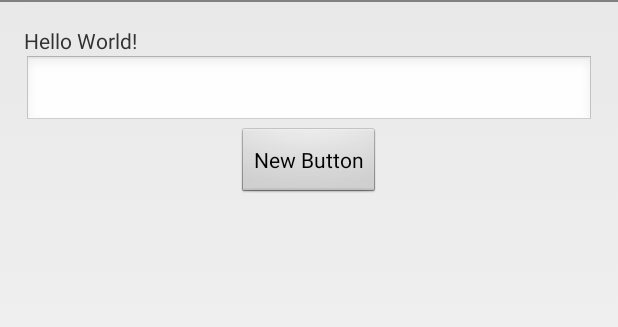
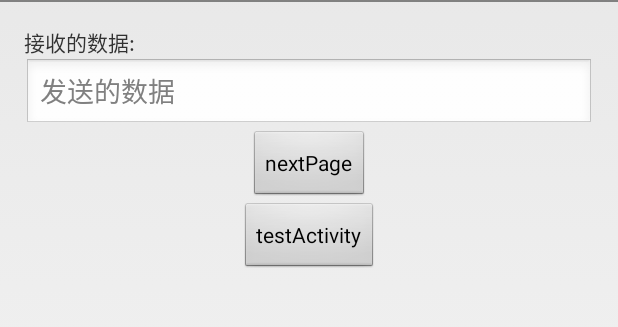
Before and after one commit to DonaldDu/XIntent, an Android app: the layout activity_main.xml on its own in the app's theme, with its tools: preview values and no code run, on a phone screen of 412 x 824 dp, the part 36-363 px from its top. Run offline under Robolectric (Android 15) with nearby library versions, the phone set to English and light mode, and no system bars.

Commit message:
update sample for XIntent

```diff
--- a/sample/build.gradle
+++ b/sample/build.gradle
@@ -5,7 +5,7 @@ android {
     buildToolsVersion "23.0.3"
 
     defaultConfig {
-        applicationId "com.dhy.sample"
+        applicationId "com.dhy.xintentsample"
         minSdkVersion 14
         targetSdkVersion 23
         versionCode 1
--- a/sample/src/main/java/com/dhy/xintentsample/TestActivity.java
+++ b/sample/src/main/java/com/dhy/xintentsample/TestActivity.java
@@ -3,6 +3,7 @@ package com.dhy.xintentsample;
 import android.app.Activity;
 import android.content.Intent;
 import android.os.Bundle;
+import android.view.View;
 
 import com.dhy.xintent.XIntent;
 
@@ -21,6 +22,7 @@ public class TestActivity extends Activity {
     @Override
     protected void onCreate(Bundle savedInstanceState) {
         super.onCreate(savedInstanceState);
+        setContentView(R.layout.test_activity_layout);
         normalGetMethod();
         XIntentGetMethod();
     }
@@ -49,6 +51,9 @@ public class TestActivity extends Activity {
         Data d = XIntent.readSerializableExtra(data, Data.class);
     }
 
+    public void send(View view) {
+    }
+
     class Data implements Serializable {
 
     }
--- a/sample/src/main/res/layout/activity_main.xml
+++ b/sample/src/main/res/layout/activity_main.xml
@@ -1,6 +1,5 @@
 <?xml version="1.0" encoding="utf-8"?>
-<LinearLayout
-	xmlns:android="http://schemas.android.com/apk/res/android"
+<LinearLayout xmlns:android="http://schemas.android.com/apk/res/android"
     xmlns:tools="http://schemas.android.com/tools"
     android:layout_width="match_parent"
     android:layout_height="match_parent"
@@ -9,24 +8,33 @@
     android:paddingLeft="@dimen/activity_horizontal_margin"
     android:paddingRight="@dimen/activity_horizontal_margin"
     android:paddingTop="@dimen/activity_vertical_margin"
-	tools:context="com.dhy.xintentsample.MainActivity">
+    tools:context=".XIntentSampleActivity">
 
     <TextView
         android:id="@+id/textView"
         android:layout_width="wrap_content"
         android:layout_height="wrap_content"
-		android:contentDescription="The text : %s"
-		android:text="Hello World!"/>
+        android:contentDescription="接收的数据: %s"
+        android:text="接收的数据:" />
 
     <EditText
         android:id="@+id/editText"
+        android:hint="发送的数据"
         android:layout_width="match_parent"
-		android:layout_height="wrap_content"/>
+        android:layout_height="wrap_content" />
 
     <Button
         android:id="@+id/button"
         android:layout_width="wrap_content"
         android:layout_height="wrap_content"
         android:layout_gravity="center"
-		android:text="New Button"/>
+        android:onClick="startIntent"
+        android:text="nextPage" />
+
+    <Button
+        android:layout_width="wrap_content"
+        android:layout_height="wrap_content"
+        android:layout_gravity="center_horizontal"
+        android:onClick="testActivity"
+        android:text="testActivity" />
 </LinearLayout>
```
Also changed, not shown: sample/src/main/AndroidManifest.xml (+8 -5 lines), sample/src/main/java/com/dhy/xintentsample/MainActivity.java (deleted, +0 -82 lines), sample/src/main/java/com/dhy/xintentsample/XIntentSampleActivity.java (added, +67 -0 lines), sample/src/main/res/layout/test_activity_layout.xml (added, +11 -0 lines), 1 other file. Lines whose indentation alone changed are shown as unchanged.
